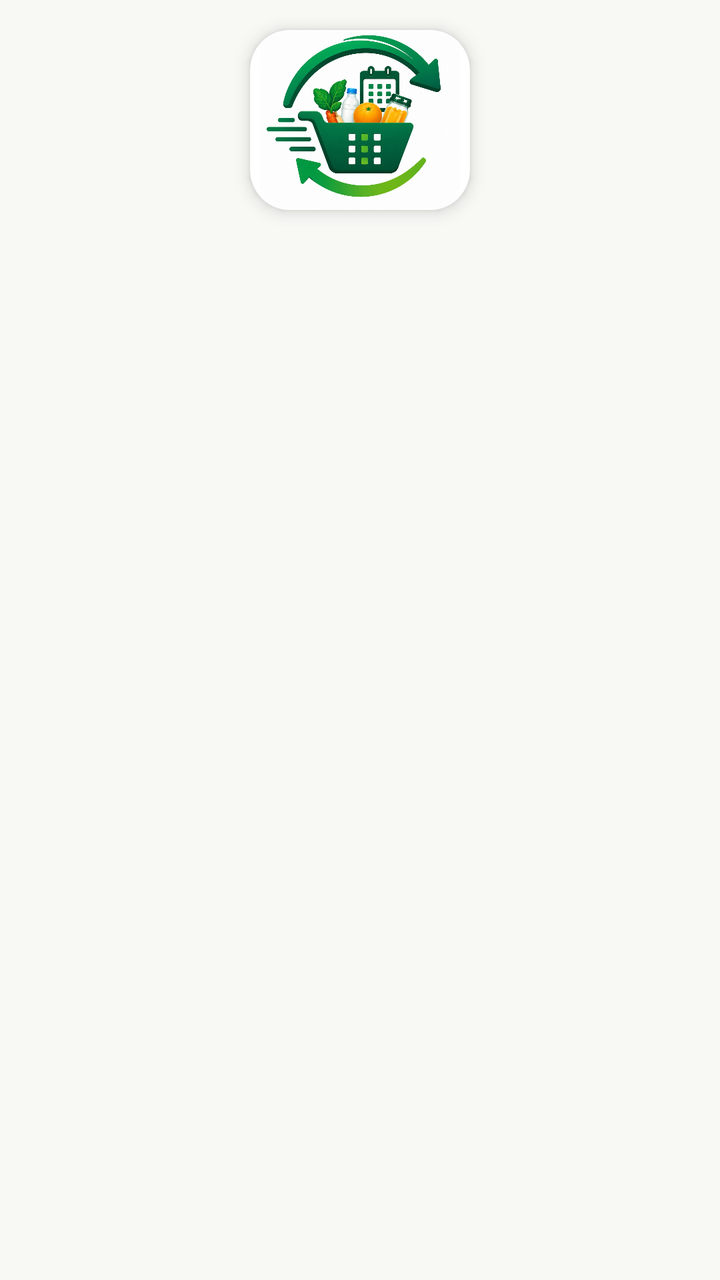
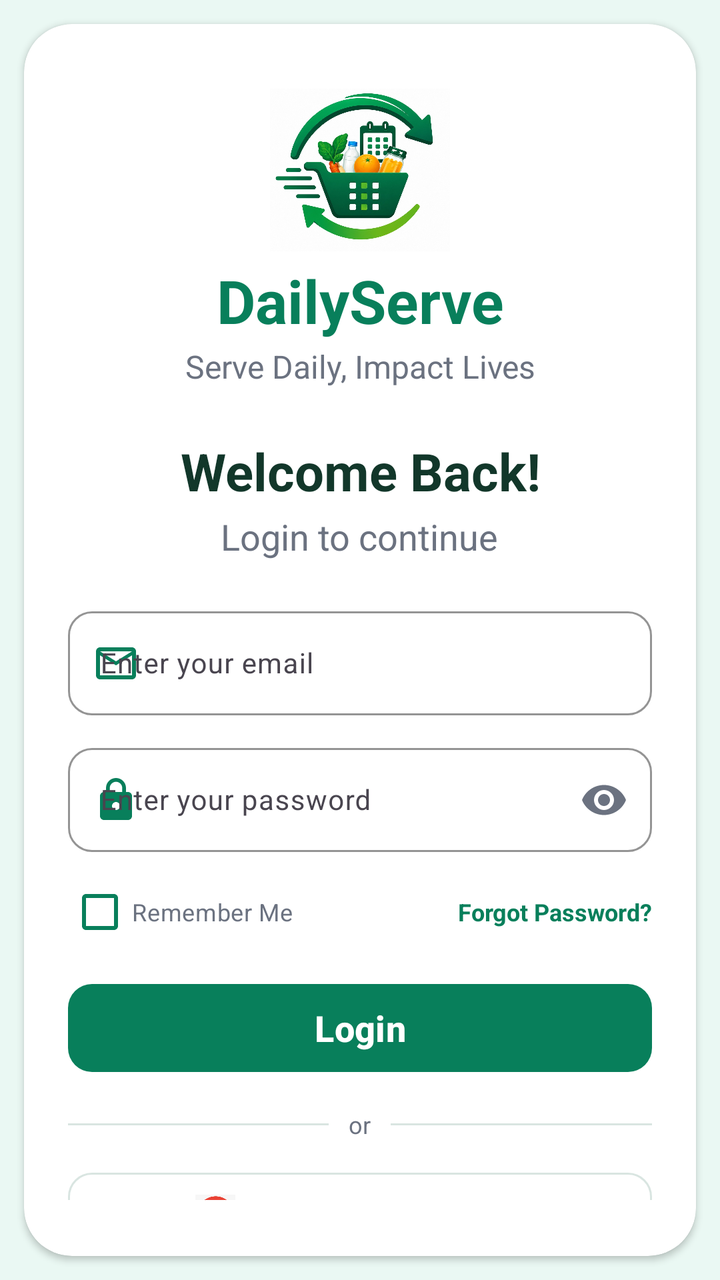

Compare the two renders of this Android layout. The source of the first and the diff that turns it into the second are given below.
<!-- AndroidManifest.xml: application theme Theme.NextGen -->
<!-- res/layout/activity_login.xml -->
<?xml version="1.0" encoding="utf-8"?>
<LinearLayout
    xmlns:android="http://schemas.android.com/apk/res/android"
    xmlns:app="http://schemas.android.com/apk/res-auto"
    xmlns:tools="http://schemas.android.com/tools"
    android:id="@+id/main"
    android:layout_width="match_parent"
    android:layout_height="match_parent"
    android:background="@color/background"
    android:gravity="center"
    tools:context=".LoginActivity">

    <androidx.cardview.widget.CardView
        android:layout_width="wrap_content"
        android:layout_height="wrap_content"
        app:cardBackgroundColor="@color/white"
        app:cardCornerRadius="20dp"
        app:cardElevation="5dp"
        android:layout_marginBottom="260dp">

        <ImageView
            android:layout_width="110dp"
            android:layout_height="90dp"
            android:src="@drawable/app_logo"
            android:layout_gravity="center"
           />

    </androidx.cardview.widget.CardView>


</LinearLayout>
<!-- resources referenced by this layout -->
<resources>
  <color name="background">#F8F9F5</color>
  <color name="white">#FFFFFFFF</color>
  <!-- drawable app_logo: jpeg bitmap (drawable, 130987 bytes) -->
  <style name="Theme.NextGen" parent="Base.Theme.NextGen" />
  <style name="Base.Theme.NextGen" parent="Theme.Material3.DayNight.NoActionBar">
          
          
      </style>
</resources>

<!-- the commit's change to res/layout/activity_login.xml (unified diff, before → after) -->
@@ -3,29 +3,257 @@
     xmlns:android="http://schemas.android.com/apk/res/android"
     xmlns:app="http://schemas.android.com/apk/res-auto"
     xmlns:tools="http://schemas.android.com/tools"
-    android:id="@+id/main"
     android:layout_width="match_parent"
     android:layout_height="match_parent"
-    android:background="@color/background"
-    android:gravity="center"
+    android:background="#EAF8F3"
+    android:fillViewport="true"
     tools:context=".LoginActivity">
 
     <androidx.cardview.widget.CardView
-        android:layout_width="wrap_content"
+        android:layout_width="match_parent"
         android:layout_height="wrap_content"
+        android:layout_margin="12dp"
         app:cardBackgroundColor="@color/white"
-        app:cardCornerRadius="20dp"
-        app:cardElevation="5dp"
-        android:layout_marginBottom="260dp">
-
-        <ImageView
-            android:layout_width="110dp"
-            android:layout_height="90dp"
-            android:src="@drawable/app_logo"
-            android:layout_gravity="center"
-           />
+        app:cardCornerRadius="24dp"
+        android:layout_gravity="center"
+        app:cardElevation="2dp">
+
+        <LinearLayout
+            android:layout_width="match_parent"
+            android:layout_height="wrap_content"
+            android:orientation="vertical"
+            android:gravity="center_horizontal"
+            android:paddingStart="22dp"
+            android:paddingEnd="22dp"
+            android:paddingTop="28dp"
+            android:paddingBottom="28dp">
+
+            
+            <ImageView
+                android:id="@+id/appLogo"
+                android:layout_width="90dp"
+                android:layout_height="90dp"
+                android:src="@drawable/app_logo"
+                android:scaleType="centerInside"
+                android:contentDescription="DailyServe Logo" />
+
+
+            <TextView
+                android:layout_width="wrap_content"
+                android:layout_height="wrap_content"
+                android:layout_marginTop="0dp"
+                android:text="DailyServe"
+                android:textColor="#087F5B"
+                android:textSize="30sp"
+                android:textStyle="bold"
+                android:gravity="center" />
+
+
+            <TextView
+                android:layout_width="wrap_content"
+                android:layout_height="wrap_content"
+                android:layout_marginTop="2dp"
+                android:text="Serve Daily, Impact Lives"
+                android:textColor="#6B7280"
+                android:textSize="16sp"
+                android:gravity="center" />
+
+
+            <TextView
+                android:layout_width="wrap_content"
+                android:layout_height="wrap_content"
+                android:layout_marginTop="24dp"
+                android:text="Welcome Back!"
+                android:textColor="#12372A"
+                android:textSize="26sp"
+                android:textStyle="bold"
+                android:gravity="center" />
+
+            <TextView
+                android:layout_width="wrap_content"
+                android:layout_height="wrap_content"
+                android:layout_marginTop="3dp"
+                android:text="Login to continue"
+                android:textColor="#6B7280"
+                android:textSize="18sp"
+                android:gravity="center" />
+
+
+            <com.google.android.material.textfield.TextInputLayout
+                android:layout_width="match_parent"
+                android:layout_height="wrap_content"
+                android:layout_marginTop="20dp"
+                android:hint="Enter your email"
+                app:boxBackgroundMode="outline"
+                app:boxCornerRadiusTopStart="12dp"
+                app:boxCornerRadiusTopEnd="12dp"
+                app:boxCornerRadiusBottomStart="12dp"
+                app:boxCornerRadiusBottomEnd="12dp"
+                app:boxStrokeColor="#D9E5E1"
+                app:hintTextColor="#6B7280"
+                app:startIconDrawable="@drawable/email_ic"
+                app:startIconTint="#087F5B">
+
+                <com.google.android.material.textfield.TextInputEditText
+                    android:id="@+id/etEmail"
+                    android:layout_width="match_parent"
+                    android:layout_height="52dp"
+                    android:inputType="textEmailAddress"
+                    android:textSize="14sp"
+                    android:textColor="#263238" />
+
+            </com.google.android.material.textfield.TextInputLayout>
+
+
+            <com.google.android.material.textfield.TextInputLayout
+                android:layout_width="match_parent"
+                android:layout_height="wrap_content"
+                android:layout_marginTop="11dp"
+                android:hint="Enter your password"
+                app:boxBackgroundMode="outline"
+                app:boxCornerRadiusTopStart="12dp"
+                app:boxCornerRadiusTopEnd="12dp"
+                app:boxCornerRadiusBottomStart="12dp"
+                app:boxCornerRadiusBottomEnd="12dp"
+                app:boxStrokeColor="#D9E5E1"
+                app:hintTextColor="#6B7280"
+                app:startIconDrawable="@drawable/lock_ic"
+                app:startIconTint="#087F5B"
+                app:endIconMode="password_toggle"
+                app:endIconTint="#6B7280">
+
+                <com.google.android.material.textfield.TextInputEditText
+                    android:id="@+id/etPassword"
+                    android:layout_width="match_parent"
+                    android:layout_height="52dp"
+                    android:inputType="textPassword"
+                    android:textSize="14sp"
+                    android:textColor="#263238" />
+
+            </com.google.android.material.textfield.TextInputLayout>
+
+
+            <LinearLayout
+                android:layout_width="match_parent"
+                android:layout_height="wrap_content"
+                android:layout_marginTop="6dp"
+                android:gravity="center_vertical"
+                android:orientation="horizontal">
+
+                <CheckBox
+                    android:id="@+id/cbRemember"
+                    android:layout_width="0dp"
+                    android:layout_height="wrap_content"
+                    android:layout_weight="1"
+                    android:text="Remember Me"
+                    android:textColor="#6B7280"
+                    android:textSize="12sp"
+                    android:buttonTint="#087F5B" />
+
+                <TextView
+                    android:id="@+id/tvForgotPassword"
+                    android:layout_width="wrap_content"
+                    android:layout_height="wrap_content"
+                    android:text="Forgot Password?"
+                    android:textColor="#087F5B"
+                    android:textSize="12sp"
+                    android:textStyle="bold" />
+
+            </LinearLayout>
+
+
+            <com.google.android.material.button.MaterialButton
+                android:id="@+id/btnLogin"
+                android:layout_width="match_parent"
+                android:layout_height="52dp"
+                android:layout_marginTop="8dp"
+                android:text="Login"
+                android:textColor="#FFFFFF"
+                android:textSize="18sp"
+                android:textStyle="bold"
+                app:backgroundTint="#087F5B"
+                app:cornerRadius="12dp" />
+
+
+            <LinearLayout
+                android:layout_width="match_parent"
+                android:layout_height="wrap_content"
+                android:layout_marginTop="14dp"
+                android:gravity="center_vertical">
+
+                <View
+                    android:layout_width="0dp"
+                    android:layout_height="1dp"
+                    android:layout_weight="1"
+                    android:background="#D9E5E1" />
+
+                <TextView
+                    android:layout_width="wrap_content"
+                    android:layout_height="wrap_content"
+                    android:layout_marginStart="10dp"
+                    android:layout_marginEnd="10dp"
+                    android:text="or"
+                    android:textColor="#6B7280"
+                    android:textSize="12sp" />
+
+                <View
+                    android:layout_width="0dp"
+                    android:layout_height="1dp"
+                    android:layout_weight="1"
+                    android:background="#D9E5E1" />
+
+            </LinearLayout>
+
+            <com.google.android.material.button.MaterialButton
+                android:id="@+id/btnGoogle"
+                android:layout_width="match_parent"
+                android:layout_height="50dp"
+                android:layout_marginTop="12dp"
+                android:text="Continue with Google"
+                android:textColor="#263238"
+                android:textSize="14sp"
+                android:textStyle="normal"
+                android:gravity="center"
+                android:fontFamily="sans"
+                android:paddingStart="16dp"
+                android:paddingEnd="16dp"
+                app:backgroundTint="@color/white"
+                app:cornerRadius="12dp"
+                app:strokeColor="#D9E5E1"
+                app:strokeWidth="1dp"
+                app:icon="@drawable/google"
+                app:iconGravity="textStart"
+                app:iconSize="20dp"
+                app:iconPadding="10dp"
+                app:iconTint="@null" />
+
+
+            <LinearLayout
+                android:layout_width="wrap_content"
+                android:layout_height="wrap_content"
+                android:layout_marginTop="16dp"
+                android:orientation="horizontal">
+
+                <TextView
+                    android:layout_width="wrap_content"
+                    android:layout_height="wrap_content"
+                    android:text="Don't have an account? "
+                    android:textColor="#6B7280"
+                    android:textSize="12sp" />
+
+                <TextView
+                    android:id="@+id/tvSignUp"
+                    android:layout_width="wrap_content"
+                    android:layout_height="wrap_content"
+                    android:text="Sign Up"
+                    android:textColor="#087F5B"
+                    android:textSize="12sp"
+                    android:textStyle="bold" />
+
+            </LinearLayout>
+
+        </LinearLayout>
 
     </androidx.cardview.widget.CardView>
 
-
 </LinearLayout>
<!-- resource entries referenced after the edit -->
@@ -1,8 +1,20 @@
 <!-- resources referenced by this layout -->
 <resources>
-  <color name="background">#F8F9F5</color>
   <color name="white">#FFFFFFFF</color>
   <!-- drawable app_logo: jpeg bitmap (drawable, 130987 bytes) -->
+  <!-- drawable email_ic (drawable) -->
+  <vector xmlns:android="http://schemas.android.com/apk/res/android" android:height="24dp" android:tint="#000000" android:viewportHeight="24" android:viewportWidth="24" android:width="24dp">
+        
+      <path android:fillColor="@android:color/white" android:pathData="M20,4L4,4c-1.1,0 -1.99,0.9 -1.99,2L2,18c0,1.1 0.9,2 2,2h16c1.1,0 2,-0.9 2,-2L22,6c0,-1.1 -0.9,-2 -2,-2zM20,18L4,18L4,8l8,5 8,-5v10zM12,11L4,6h16l-8,5z"/>
+      
+  </vector>
+  <!-- drawable google: png bitmap (drawable, 164648 bytes) -->
+  <!-- drawable lock_ic (drawable) -->
+  <vector xmlns:android="http://schemas.android.com/apk/res/android" android:height="24dp" android:tint="#000000" android:viewportHeight="24" android:viewportWidth="24" android:width="24dp">
+        
+      <path android:fillColor="@android:color/white" android:pathData="M18,8h-1L17,6c0,-2.76 -2.24,-5 -5,-5S7,3.24 7,6v2L6,8c-1.1,0 -2,0.9 -2,2v10c0,1.1 0.9,2 2,2h12c1.1,0 2,-0.9 2,-2L20,10c0,-1.1 -0.9,-2 -2,-2zM12,17c-1.1,0 -2,-0.9 -2,-2s0.9,-2 2,-2 2,0.9 2,2 -0.9,2 -2,2zM15.1,8L8.9,8L8.9,6c0,-1.71 1.39,-3.1 3.1,-3.1 1.71,0 3.1,1.39 3.1,3.1v2z"/>
+      
+  </vector>
   <style name="Theme.NextGen" parent="Base.Theme.NextGen" />
   <style name="Base.Theme.NextGen" parent="Theme.Material3.DayNight.NoActionBar">
           
